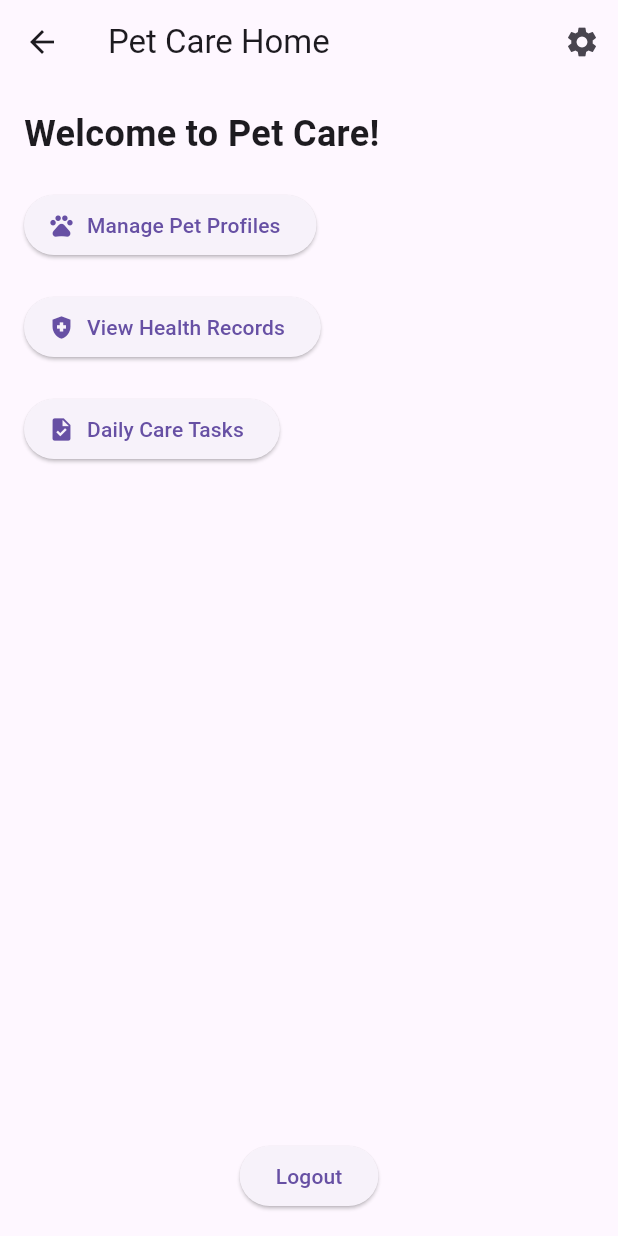
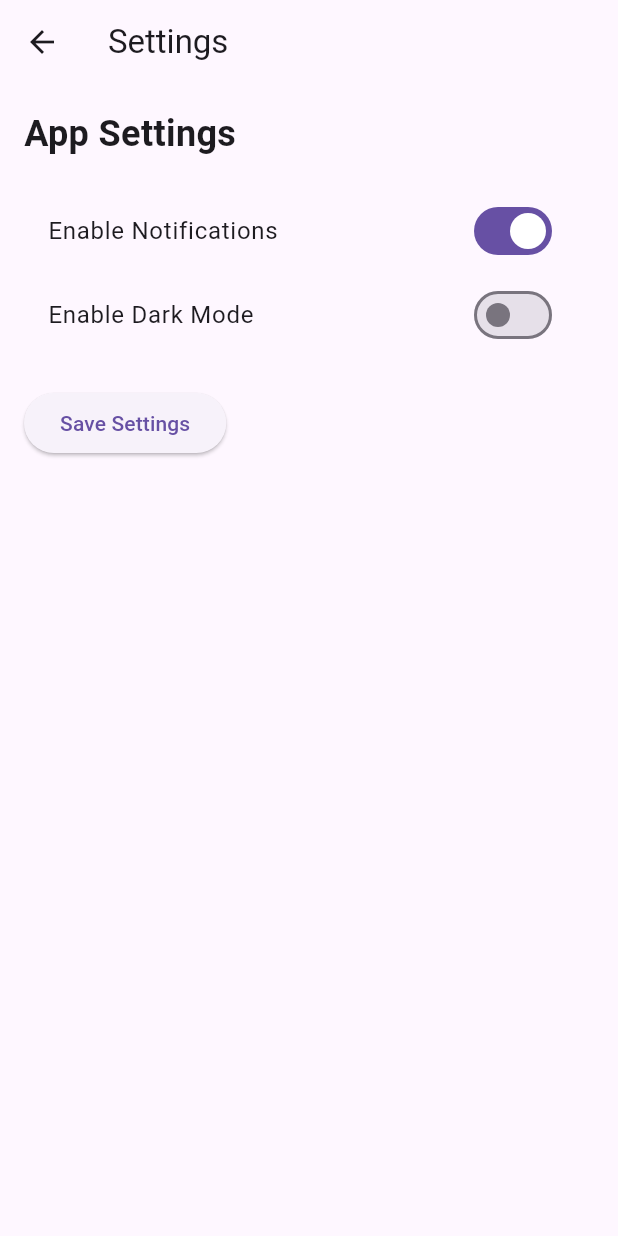
Before and after one commit to AkinniyiS/petcareapp, a Flutter app: the HomeScreen screen opened by its route, after a tap on the "settings" icon, on a phone screen of 412 x 824 dp. Run offline on Flutter 3.47's test engine with Material 3 defaults, Android fonts, the phone set to English and light mode, and no system bars; our stand-ins replace sqflite; accounts and stored records are empty.

Commit message:
"created settings skeleton code"

```diff
--- a/petapp/lib/home_screen.dart
+++ b/petapp/lib/home_screen.dart
@@ -1,8 +1,7 @@
 
 import 'package:flutter/material.dart';
 import 'profile_screen.dart';
-import 'database_helper.dart';
-import 'main.dart';
+import "settings.dart";
 
 class HomeScreen extends StatelessWidget {
   const HomeScreen({super.key});
@@ -16,7 +15,10 @@ class HomeScreen extends StatelessWidget {
           IconButton(
             icon: Icon(Icons.settings),
             onPressed: () {
-              Navigator.pushNamed(context, '/settings');  // Placeholder for settings route
+              Navigator.push(
+                context,
+                MaterialPageRoute(builder: (context) => SettingsScreen()),
+              );
             },
           ),
         ],
--- /dev/null
+++ b/petapp/lib/settings.dart
@@ -0,0 +1,67 @@
+import 'package:flutter/material.dart';
+
+class SettingsScreen extends StatefulWidget {
+  @override
+  _SettingsScreenState createState() => _SettingsScreenState();
+}
+
+class _SettingsScreenState extends State<SettingsScreen> {
+  bool _notificationsEnabled = true; // Example setting
+  bool _darkModeEnabled = false; // Example setting
+
+  @override
+  Widget build(BuildContext context) {
+    return Scaffold(
+      appBar: AppBar(
+        title: Text('Settings'),
+      ),
+      body: Padding(
+        padding: const EdgeInsets.all(16.0),
+        child: Column(
+          crossAxisAlignment: CrossAxisAlignment.start,
+          children: [
+            Text(
+              'App Settings',
+              style: TextStyle(fontSize: 24, fontWeight: FontWeight.bold),
+            ),
+            SizedBox(height: 20),
+            SwitchListTile(
+              title: Text('Enable Notifications'),
+              value: _notificationsEnabled,
+              onChanged: (bool value) {
+                setState(() {
+                  _notificationsEnabled = value;
+                });
+              },
+            ),
+            SwitchListTile(
+              title: Text('Enable Dark Mode'),
+              value: _darkModeEnabled,
+              onChanged: (bool value) {
+                setState(() {
+                  _darkModeEnabled = value;
+                });
+              },
+            ),
+            SizedBox(height: 20),
+            ElevatedButton(
+              onPressed: () {
+                // Save settings or perform an action
+                _saveSettings();
+              },
+              child: Text('Save Settings'),
+            ),
+          ],
+        ),
+      ),
+    );
+  }
+
+  void _saveSettings() {
+    // Logic to save the settings can be implemented here
+    // For now, we just show a message
+    ScaffoldMessenger.of(context).showSnackBar(
+      SnackBar(content: Text('Settings saved!')),
+    );
+  }
+}
```
Also changed, not shown: 1 other file.
